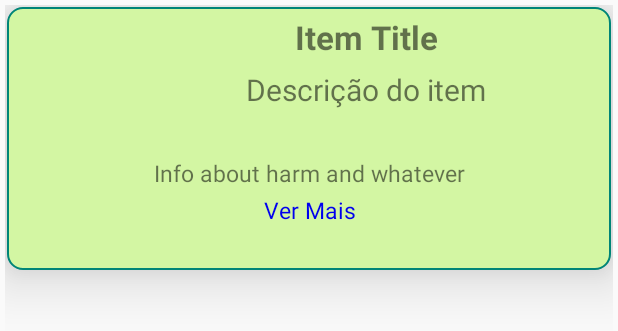
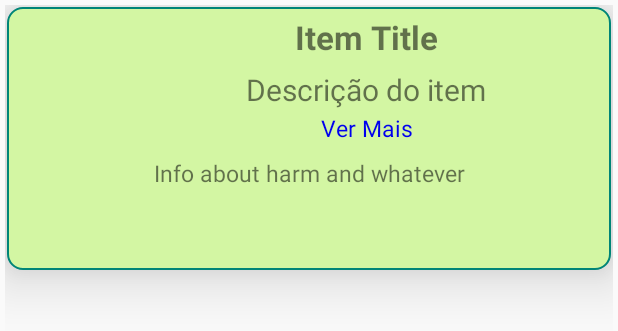
Before and after one commit to XandiVieira/EcologicalHouse, an Android app: the layout item_card.xml on its own in the app's theme, with its tools: preview values and no code run, on a phone screen of 412 x 824 dp. Shown: the top 331 px of the screen. Run offline under Robolectric (Android 15) with nearby library versions, the phone set to English and light mode, and no system bars.

Commit message:
redimensionamento melhorado 2

```diff
--- a/app/src/main/res/layout/item_card.xml
+++ b/app/src/main/res/layout/item_card.xml
@@ -59,6 +59,16 @@
                         android:gravity="center"
                         android:textSize="20sp"/>
 
+                    <TextView
+                        android:id="@+id/btSeeMore"
+                        android:layout_width="wrap_content"
+                        android:layout_height="wrap_content"
+                        android:text="Ver Mais"
+                        android:textSize="15sp"
+                        android:layout_gravity="center"
+                        android:gravity="center"
+                        android:textColor="@color/linkColor"/>
+
                 </LinearLayout>
 
             </LinearLayout>
@@ -71,16 +81,6 @@
                 android:textAlignment="center"
                 android:text="Info about harm and whatever"
                 android:textSize="15sp"/>
-
-            <TextView
-                android:id="@+id/btSeeMore"
-                android:layout_width="wrap_content"
-                android:layout_height="wrap_content"
-                android:text="Ver Mais"
-                android:textSize="15sp"
-                android:layout_gravity="center"
-                android:gravity="center"
-                android:textColor="@color/linkColor"/>
 
             <LinearLayout
                 android:layout_width="match_parent"
```
Also changed, not shown: app/src/main/java/com/example/xandi/ecologicalhouse/ItemAdapter.java (+4 -4 lines).
